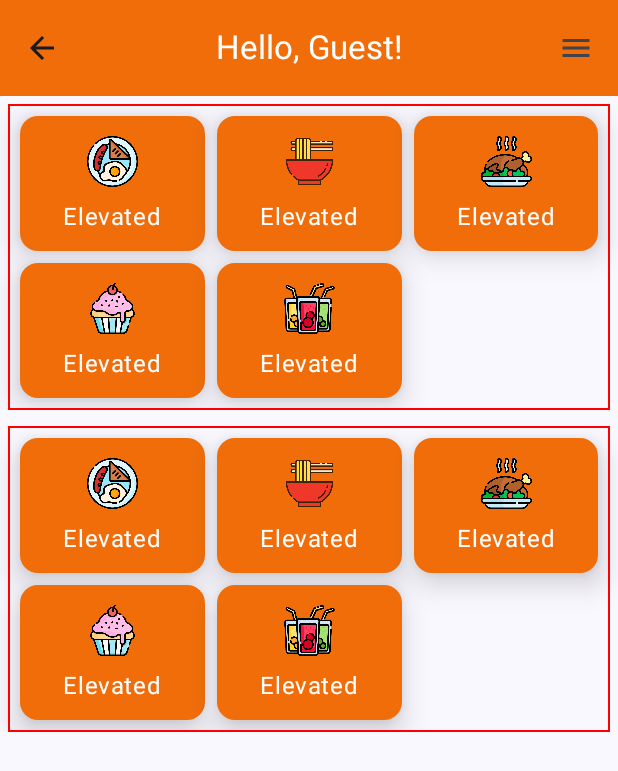
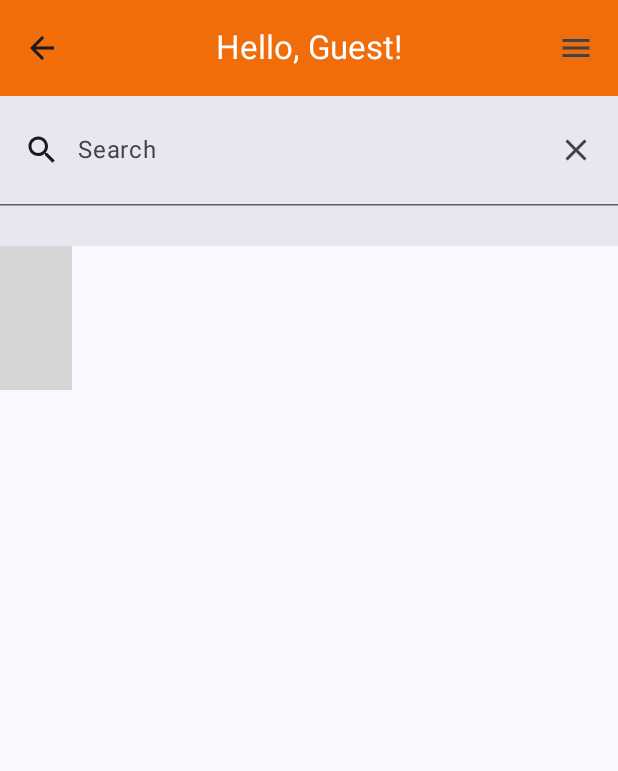
Before and after one commit to SamreenAsif/KitchenKravings, an Android app built with Jetpack Compose: the MainActivity screen opened directly, with no data from a screen before it, on a phone screen of 412 x 824 dp. Shown: the top 771 px of the screen. Run offline under Robolectric (Android 15) with nearby library versions, the phone set to English and light mode, and no system bars; libraries missing offline, so code that uses them is left out: com.google.android.gms; 2 statements that could not run were skipped; grey boxes are pictures that could not be loaded.

Commit message:
files separated

```diff
--- a/app/build.gradle.kts
+++ b/app/build.gradle.kts
@@ -58,8 +58,10 @@ dependencies {
     implementation("androidx.compose.ui:ui")
     implementation("androidx.compose.ui:ui-graphics")
     implementation("androidx.compose.ui:ui-tooling-preview")
+    implementation("androidx.compose.material3:material3-window-size-class:1.1.2")
     implementation("androidx.compose.material3:material3")
     implementation("com.google.android.gms:play-services-wallet:19.2.1")
+    implementation("com.google.android.material:material:1.10.0")
     testImplementation("junit:junit:4.13.2")
     androidTestImplementation("androidx.test.ext:junit:1.1.5")
     androidTestImplementation("androidx.test.espresso:espresso-core:3.5.1")
--- /dev/null
+++ b/app/src/main/java/com/example/recipebook/AppBar.kt
@@ -0,0 +1,63 @@
+package com.example.recipebook
+
+import androidx.compose.material.icons.Icons
+import androidx.compose.material.icons.filled.ArrowBack
+import androidx.compose.material.icons.filled.Menu
+import androidx.compose.material3.CenterAlignedTopAppBar
+import androidx.compose.material3.ExperimentalMaterial3Api
+import androidx.compose.material3.Icon
+import androidx.compose.material3.IconButton
+import androidx.compose.material3.Scaffold
+import androidx.compose.material3.Text
+import androidx.compose.material3.TopAppBarDefaults
+import androidx.compose.material3.rememberTopAppBarState
+import androidx.compose.runtime.Composable
+import androidx.compose.ui.Modifier
+import androidx.compose.ui.graphics.Color
+import androidx.compose.ui.input.nestedscroll.nestedScroll
+import androidx.compose.ui.text.style.TextOverflow
+
+@OptIn(ExperimentalMaterial3Api::class)
+@Composable
+fun CenteredAppBar(username : String) {
+    val scrollBehavior = TopAppBarDefaults.pinnedScrollBehavior(rememberTopAppBarState())
+
+    Scaffold(
+        modifier = Modifier.nestedScroll(scrollBehavior.nestedScrollConnection),
+        topBar = {
+            CenterAlignedTopAppBar(
+                colors = TopAppBarDefaults.centerAlignedTopAppBarColors(
+                    containerColor = Color(android.graphics.Color.parseColor("#f06d0a")), //Card background color
+                    titleContentColor = androidx.compose.ui.graphics.Color.White,
+                ),
+                title = {
+                    Text(
+                        "Hello, $username!",
+                        maxLines = 1,
+                        overflow = TextOverflow.Ellipsis
+                    )
+                },
+                navigationIcon = {
+                    IconButton(onClick = { /* do something */ }) {
+                        Icon(
+                            imageVector = Icons.Filled.ArrowBack,
+                            contentDescription = "Localized description"
+                        )
+                    }
+                },
+                actions = {
+                    IconButton(onClick = { /* do something */ }) {
+                        Icon(
+                            imageVector = Icons.Filled.Menu,
+                            contentDescription = "Localized description"
+                        )
+                    }
+                },
+                scrollBehavior = scrollBehavior,
+            )
+        },
+    ) { innerPadding ->
+        fullPage(innerPadding = innerPadding)
+
+    }
+}
--- a/app/src/main/java/com/example/recipebook/MainActivity.kt
+++ b/app/src/main/java/com/example/recipebook/MainActivity.kt
@@ -10,6 +10,7 @@ import androidx.compose.foundation.background
 import androidx.compose.foundation.border
 import androidx.compose.foundation.clickable
 import androidx.compose.foundation.layout.Arrangement
+import androidx.compose.foundation.layout.Box
 import androidx.compose.foundation.layout.Column
 import androidx.compose.foundation.layout.PaddingValues
 import androidx.compose.foundation.layout.Row
@@ -81,17 +82,7 @@ class MainActivity : ComponentActivity() {
                     modifier = Modifier.fillMaxSize(),
                     color = Color.White,
                 ) {
-//                    PreviewCategoryGrid()
-//                  fullpage()
-
-                    CenterAlignedTopAppBarExample("Guest")
-
-//                    Column(){
-//                        CategoryButton(imageResourceIds)
-//
-//                        CategoryButton(imageResourceIds)
-//
-//                    }
+                    CenteredAppBar("Guest")
                 }
             }
         }
@@ -100,56 +91,14 @@ class MainActivity : ComponentActivity() {
 //------------------For App Bar -------------
 
 
-@OptIn(ExperimentalMaterial3Api::class)
-@Composable
-fun CenterAlignedTopAppBarExample(username : String) {
-    val scrollBehavior = TopAppBarDefaults.pinnedScrollBehavior(rememberTopAppBarState())
 
-    Scaffold(
-        modifier = Modifier.nestedScroll(scrollBehavior.nestedScrollConnection),
-        topBar = {
-            CenterAlignedTopAppBar(
-                colors = TopAppBarDefaults.centerAlignedTopAppBarColors(
-                    containerColor = Color(android.graphics.Color.parseColor("#f06d0a")), //Card background color
-                    titleContentColor = Color.White,
-                ),
-                title = {
-                    Text(
-                        "Hello, $username!" ,
-                        maxLines = 1,
-                        overflow = TextOverflow.Ellipsis
-                    )
-                },
-                navigationIcon = {
-                    IconButton(onClick = { /* do something */ }) {
-                        Icon(
-                            imageVector = Icons.Filled.ArrowBack,
-                            contentDescription = "Localized description"
-                        )
-                    }
-                },
-                actions = {
-                    IconButton(onClick = { /* do something */ }) {
-                        Icon(
-                            imageVector = Icons.Filled.Menu,
-                            contentDescription = "Localized description"
-                        )
-                    }
-                },
-                scrollBehavior = scrollBehavior,
-            )
-        },
-    ) { innerPadding ->
-        fullPage(innerPadding = innerPadding)
-
-    }
-}
 
 @Composable
 fun fullPage(innerPadding: PaddingValues) {
     Column(
         modifier = Modifier.padding(innerPadding)
     ) {
+        searchBox()
         CategoryButton(images = imageResourceIds)
         CategoryButton(images = imageResourceIds)
 
@@ -166,71 +115,15 @@ val imageResourceIds = listOf(
     // Add more resource IDs as needed
 )
 
+//---------------------------SEARCH BOX________________
+
+@OptIn(ExperimentalMaterial3Api::class)
 @Composable
-fun CategoryButton (images: List<Int> ){
-    Column(
-        modifier = Modifier
-            .padding(5.dp)
-//            .fillMaxWidth()
-//            .height(200.dp)
-            .border(1.dp, Color.Red)
-                ,
-
-        verticalArrangement = Arrangement.spacedBy(50.dp),
-        horizontalAlignment = Alignment.CenterHorizontally,
+fun searchBox(){
+    Box(
+        modifier = Modifier.height(100.dp),
+        contentAlignment = Alignment.TopCenter
     ){
-
-        LazyVerticalGrid(
-            columns = GridCells.Adaptive(minSize = 100.dp) ,
-            contentPadding = PaddingValues(horizontal = 8.dp, vertical = 8.dp),
-            verticalArrangement = Arrangement.spacedBy(8.dp),
-            horizontalArrangement = Arrangement.spacedBy(8.dp)
-        ) {
-            items(images) {category ->
-                ElevatedButtonExample(category)
-            }
-        }
-
-//        ElevatedButtonExample({})
+        SearchBarM3()
     }
 }
-@Composable
-fun ElevatedButtonExample(img: Int) {
-    ElevatedCard(
-        elevation = CardDefaults.cardElevation(
-            defaultElevation = 12.dp
-        ),
-        modifier = Modifier
-            .size(width = 180.dp, height = 90.dp),
-
-        colors = CardDefaults.cardColors(
-                containerColor = Color(android.graphics.Color.parseColor("#f06d0a")), //Card background color
-                contentColor = Color.White  //Card content color,e.g.text
-        )
-    ){
-        Column(
-            horizontalAlignment = Alignment.CenterHorizontally,
-            verticalArrangement = Arrangement.Center,
-            modifier = Modifier
-                .fillMaxWidth()
-                .padding(5.dp)
-//                .border(1.dp , Color.Black)
-        ) {
-
-            // Create icon using the img variable passed to it
-            Image(
-                painter = painterResource(id = img),
-                contentDescription = null, // provide a content description if needed
-                modifier = Modifier
-                    .size(50.dp) // Adjust size as needed
-                    .padding(8.dp) // Adjust padding as needed
-            )
-
-            // Other components can be added here, and they will be arranged vertically
-            Text("Elevated")
-        }
-    }
-}
-
-//-------------------------------------------
- // LOGIN PAGE ----------------------------
--- /dev/null
+++ b/app/src/main/java/com/example/recipebook/SearchBar.kt
@@ -0,0 +1,59 @@
+package com.example.recipebook
+
+import androidx.compose.foundation.clickable
+import androidx.compose.foundation.layout.Row
+import androidx.compose.material.icons.Icons
+import androidx.compose.material.icons.filled.Close
+import androidx.compose.material.icons.filled.Search
+import androidx.compose.material3.*
+import androidx.compose.material3.ExperimentalMaterial3Api
+import androidx.compose.material3.Icon
+import androidx.compose.material3.IconButton
+import androidx.compose.material3.ListItem
+import androidx.compose.material3.Text
+import androidx.compose.runtime.Composable
+import androidx.compose.runtime.mutableStateOf
+import androidx.compose.runtime.remember
+import androidx.compose.runtime.getValue
+import androidx.compose.runtime.setValue
+import androidx.compose.ui.Modifier
+import androidx.compose.ui.res.painterResource
+import androidx.compose.material3.SearchBar
+
+@ExperimentalMaterial3Api
+@Composable
+fun SearchBarM3(){
+    var query by remember { mutableStateOf("") }
+    var active by remember { mutableStateOf(false) }
+
+    val searchHistory = listOf("Android", "Kotlin", "Compose", "Material Design", "GPT-4")
+
+    SearchBar(
+        query = query,
+        onQueryChange = { query = it },
+        onSearch = { newQuery ->
+            println("Performing search on query: $newQuery")
+        },
+        active = active,
+        onActiveChange = { active = it },
+        placeholder = {
+            Text(text = "Search")
+        },
+        leadingIcon = {
+            Icon(imageVector = Icons.Filled.Search, contentDescription = "Search")
+        },
+        trailingIcon = {
+            if (active) {
+                IconButton(
+                    onClick = { if (query.isNotEmpty()) query = "" else active = false }
+                ) {
+                    Icon(imageVector = Icons.Filled.Close, contentDescription = "Close")
+                }
+            }
+
+        }
+    ){
+
+    }
+
+}
```
